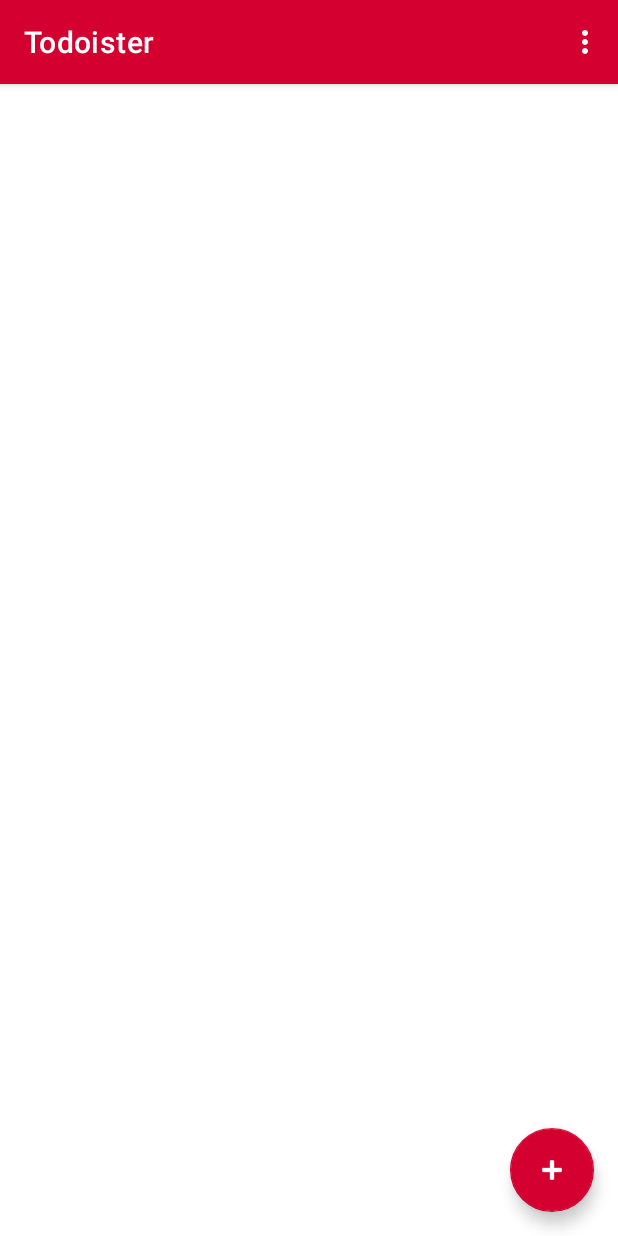
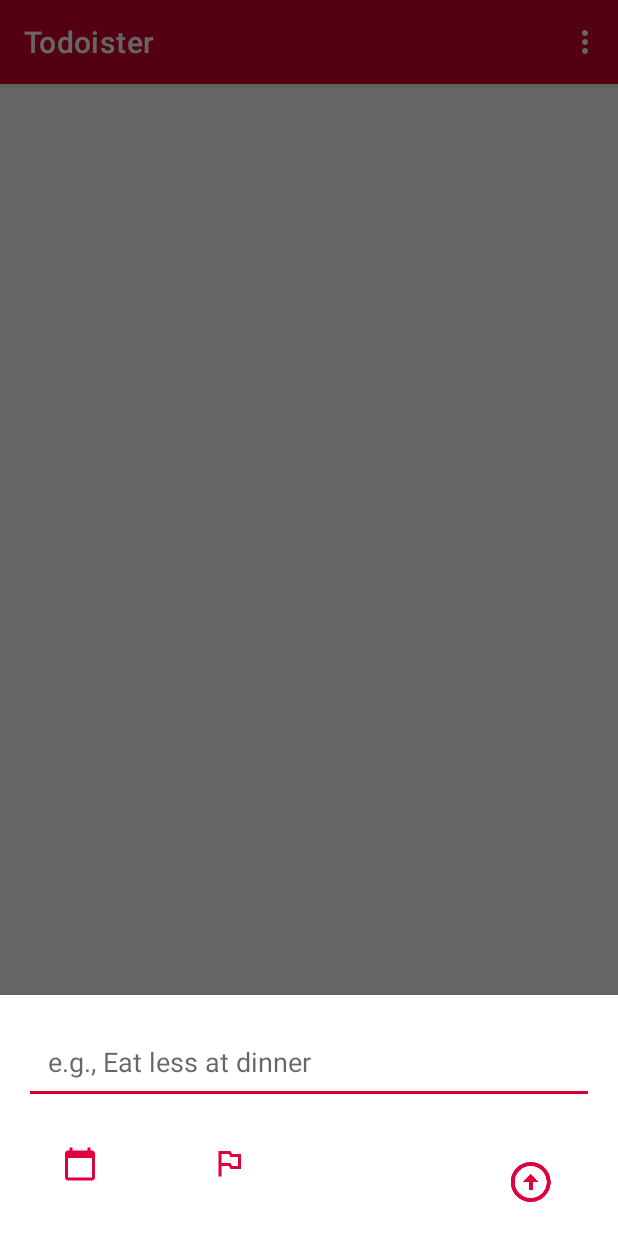
Before and after one commit to carbon-ahs/android_todo, an Android app: the screen it shows after launch (MainActivity), after a tap on an icon or button, on a phone screen of 412 x 824 dp. Run offline under Robolectric (Android 15) with nearby library versions, the phone set to English and light mode, and no system bars; our stand-ins replace Room's generated code.

Commit message:
database setup done, task can be created by fragment

```diff
--- a/app/src/main/java/com/bawp/todoister/BottomSheetFragment.java
+++ b/app/src/main/java/com/bawp/todoister/BottomSheetFragment.java
@@ -1,17 +1,44 @@
 package com.bawp.todoister;
 
 import android.os.Bundle;
+import android.text.TextUtils;
+import android.util.Log;
 import android.view.LayoutInflater;
 import android.view.View;
 import android.view.ViewGroup;
+import android.widget.CalendarView;
+import android.widget.EditText;
+import android.widget.ImageButton;
+import android.widget.RadioButton;
+import android.widget.RadioGroup;
 
+import com.bawp.todoister.model.Task;
+import com.bawp.todoister.model.TaskViewModel;
 import com.google.android.material.bottomsheet.BottomSheetDialogFragment;
+import com.google.android.material.chip.Chip;
 
 import androidx.annotation.NonNull;
+import androidx.constraintlayout.widget.Group;
 import androidx.fragment.app.Fragment;
 import androidx.navigation.fragment.NavHostFragment;
 
+import java.util.Calendar;
+import java.util.Date;
+
 public class BottomSheetFragment extends BottomSheetDialogFragment {
+    private EditText enterTodoET;
+    private ImageButton calenderBtn;
+    private ImageButton priorityBtn;
+    private RadioGroup priorityRadioGroup;
+    private RadioButton selectedRadioBtn;
+    private int selectedBtnId;
+    private ImageButton saveBtn;
+    private CalendarView calendarView;
+    private Group calenderGroup;
+    private Date dueDate;
+
+    public BottomSheetFragment() {
+    }
 
     @Override
     public View onCreateView(
@@ -19,11 +46,43 @@ public class BottomSheetFragment extends BottomSheetDialogFragment {
             Bundle savedInstanceState
     ) {
         // Inflate the layout for this fragment
-        return inflater.inflate(R.layout.bottom_sheet, container, false);
+        View view =  inflater.inflate(R.layout.bottom_sheet, container, false);
+        calenderGroup = view.findViewById(R.id.calendar_group);
+        calendarView = view.findViewById(R.id.calendar_view);
+        calenderBtn = view.findViewById(R.id.today_calendar_button);
+        enterTodoET = view.findViewById(R.id.enter_todo_et);
+        saveBtn = view.findViewById(R.id.save_todo_button);
+        priorityBtn = view.findViewById(R.id.priority_todo_button);
+        priorityRadioGroup = view.findViewById(R.id.radioGroup_priority);
+
+        Chip todayChip = view.findViewById(R.id.today_chip);
+        Chip tomorrowChip = view.findViewById(R.id.tomorrow_chip);
+        Chip nextWeekChip = view.findViewById(R.id.next_week_chip);
+
+        return view;
     }
 
     public void onViewCreated(@NonNull View view, Bundle savedInstanceState) {
         super.onViewCreated(view, savedInstanceState);
 
+        calenderBtn.setOnClickListener(view12 -> {
+            calenderGroup.setVisibility(calenderGroup.getVisibility() == View.GONE
+                    ? View.VISIBLE
+                    : View.GONE
+            );
+        });
+        calendarView.setOnDateChangeListener((calendarView1, year, month, dayOfMonth) -> {
+
+        });
+        saveBtn.setOnClickListener(view1 -> {
+            String task = enterTodoET.getText().toString().trim();
+            if(!TextUtils.isEmpty(task)){
+                Task myTask = new Task(task, Priority.HIGH,
+                    Calendar.getInstance().getTime(),
+                    Calendar.getInstance().getTime(), false);
+                TaskViewModel.insert(myTask);
+            }
+        });
+
     }
 }
--- a/app/src/main/java/com/bawp/todoister/MainActivity.java
+++ b/app/src/main/java/com/bawp/todoister/MainActivity.java
@@ -2,24 +2,36 @@ package com.bawp.todoister;
 
 import android.os.Bundle;
 
+import com.bawp.todoister.adapter.RecycleViewAdapter;
 import com.bawp.todoister.model.Task;
 import com.bawp.todoister.model.TaskViewModel;
+import com.google.android.material.bottomsheet.BottomSheetBehavior;
 import com.google.android.material.floatingactionbutton.FloatingActionButton;
 import com.google.android.material.snackbar.Snackbar;
 
 import androidx.appcompat.app.AppCompatActivity;
 import androidx.appcompat.widget.Toolbar;
+import androidx.constraintlayout.widget.ConstraintLayout;
+import androidx.lifecycle.Observer;
 import androidx.lifecycle.ViewModelProvider;
+import androidx.recyclerview.widget.LinearLayoutManager;
+import androidx.recyclerview.widget.RecyclerView;
 
+import android.util.Log;
 import android.view.View;
 
 import android.view.Menu;
 import android.view.MenuItem;
 
 import java.util.Calendar;
+import java.util.List;
 
 public class MainActivity extends AppCompatActivity {
     private TaskViewModel taskViewModel;
+    private RecyclerView recyclerView;
+    private RecycleViewAdapter recycleViewAdapter;
+    BottomSheetFragment bottomSheetFragment;
+    public int counter = 0;
 
     @Override
     protected void onCreate(Bundle savedInstanceState) {
@@ -28,16 +40,34 @@ public class MainActivity extends AppCompatActivity {
         Toolbar toolbar = findViewById(R.id.toolbar);
         setSupportActionBar(toolbar);
 
+        bottomSheetFragment = new BottomSheetFragment();
+        ConstraintLayout constraintLayout = findViewById(R.id.bottomSheet);
+        BottomSheetBehavior<ConstraintLayout> bottomSheetBehavior = BottomSheetBehavior.from(constraintLayout);
+        bottomSheetBehavior.setPeekHeight(BottomSheetBehavior.STATE_HIDDEN);
+        FloatingActionButton fab = findViewById(R.id.fab);
+        recyclerView = findViewById(R.id.recycler_view);
+        recyclerView.setLayoutManager(new LinearLayoutManager(this));
+
         taskViewModel = new ViewModelProvider.AndroidViewModelFactory(
                 MainActivity.this.getApplication()).create(TaskViewModel.class);
+        taskViewModel.getAllTasks().observe(this, tasks -> {
+            recycleViewAdapter = new RecycleViewAdapter(tasks);
+            recyclerView.setAdapter(recycleViewAdapter);
+        });
 
-        FloatingActionButton fab = findViewById(R.id.fab);
+
+
         fab.setOnClickListener(view -> {
-            Task task = new Task("TODO", Priority.HIGH,
-                    Calendar.getInstance().getTime(),
-                    Calendar.getInstance().getTime(), false);
-            TaskViewModel.insert(task);
+//            Task task = new Task("Task", Priority.HIGH,
+//                    Calendar.getInstance().getTime(),
+//                    Calendar.getInstance().getTime(), false);
+//            TaskViewModel.insert(task);
+            showBottomSheetDialog();
         });
+    }
+
+    private void showBottomSheetDialog() {
+        bottomSheetFragment.show(getSupportFragmentManager(), bottomSheetFragment.getTag());
     }
 
     @Override
--- /dev/null
+++ b/app/src/main/java/com/bawp/todoister/adapter/RecycleViewAdapter.java
@@ -0,0 +1,60 @@
+package com.bawp.todoister.adapter;
+
+import android.view.LayoutInflater;
+import android.view.View;
+import android.view.ViewGroup;
+
+import androidx.annotation.NonNull;
+import androidx.appcompat.widget.AppCompatRadioButton;
+import androidx.appcompat.widget.AppCompatTextView;
+import androidx.recyclerview.widget.RecyclerView;
+
+import com.bawp.todoister.R;
+import com.bawp.todoister.model.Task;
+import com.bawp.todoister.util.Util;
+import com.google.android.material.chip.Chip;
+
+import java.util.List;
+
+public class RecycleViewAdapter extends RecyclerView.Adapter<RecycleViewAdapter.ViewHolder> {
+    private final List<Task> taskList;
+
+    public RecycleViewAdapter(List<Task> taskList) {
+        this.taskList = taskList;
+    }
+
+    @NonNull
+    @Override
+    public RecycleViewAdapter.ViewHolder onCreateViewHolder(@NonNull ViewGroup parent, int viewType) {
+        View view = LayoutInflater.from(parent.getContext())
+                .inflate(R.layout.todo_row, parent, false);
+        return new ViewHolder(view);
+    }
+
+    @Override
+    public void onBindViewHolder(@NonNull RecycleViewAdapter.ViewHolder holder, int position) {
+        Task task = taskList.get(position);
+        String formattedDate = Util.formatDate(task.getDueDate());
+
+        holder.taskTV.setText(task.getTask());
+        holder.todayChip.setText(formattedDate);
+    }
+
+    @Override
+    public int getItemCount() {
+        return taskList.size();
+    }
+
+    public class ViewHolder extends RecyclerView.ViewHolder{
+        public AppCompatRadioButton radioBtn;
+        public AppCompatTextView taskTV;
+        public Chip todayChip;
+        public ViewHolder(@NonNull View itemView) {
+            super(itemView);
+            radioBtn = itemView.findViewById(R.id.todo_radio_button);
+            taskTV = itemView.findViewById(R.id.todo_row_todo);
+            todayChip = itemView.findViewById(R.id.todo_row_chip);
+
+        }
+    }
+}
--- a/app/src/main/res/values/dimens.xml
+++ b/app/src/main/res/values/dimens.xml
@@ -9,7 +9,7 @@
     <dimen name="dimen_32">32dp</dimen>
     <dimen name="dimen_60">60dp</dimen>
     <dimen name="top_margin">6dp</dimen>
-    <dimen name="recycler_padding">6dp</dimen>
+    <dimen name="recycler_padding">16dp</dimen>
     <dimen name="radio_padding">6dp</dimen>
 
 </resources>
```
Also changed, not shown: app/src/main/java/com/bawp/todoister/util/Util.java (added, +14 -0 lines).
